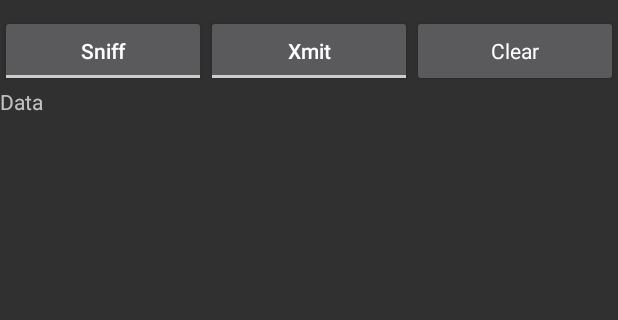
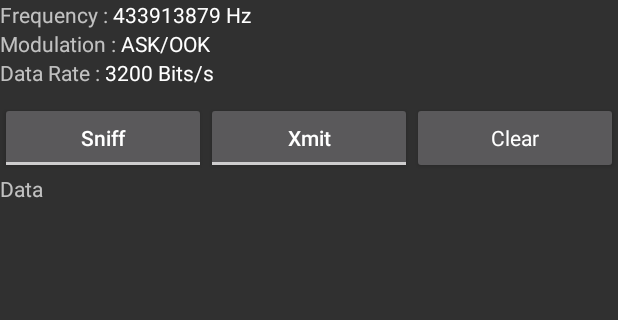
Before and after one commit to ComThings/PandwaRF, an Android app: the screen it shows after launch (MainActivity), in the side drawer, after a tap on "Rx/Tx", on a phone screen of 412 x 824 dp, the part 128-448 px from its top. Run offline under Robolectric (Android 15) with nearby library versions, the phone set to English and light mode, and no system bars; libraries missing offline, so code that uses them is left out: com.comthings.gollum, com.sdsmdg.tastytoast, no.nordicsemi.android; 1 statement that could not run was skipped.

Commit message:
RxTx Sample App: display parameters of RxTx in textviews
Signed-off-by: Mohamed Amine Bayounes <bayounes.mohamedamine@esprit.tn>

```diff
--- a/SW/Android/SampleApps/RxTx/app/src/main/java/com/comthings/pandwarf/sample/rxtx/fragment/RxTxFragment.java
+++ b/SW/Android/SampleApps/RxTx/app/src/main/java/com/comthings/pandwarf/sample/rxtx/fragment/RxTxFragment.java
@@ -1,10 +1,13 @@
 package com.comthings.pandwarf.sample.rxtx.fragment;
 
 import android.annotation.SuppressLint;
+import android.graphics.Color;
 import android.os.AsyncTask;
 import android.os.Bundle;
 import android.support.v4.app.Fragment;
+import android.text.Spannable;
 import android.text.method.ScrollingMovementMethod;
+import android.text.style.ForegroundColorSpan;
 import android.util.Log;
 import android.view.LayoutInflater;
 import android.view.MotionEvent;
@@ -34,7 +37,7 @@ public class RxTxFragment extends Fragment implements OnClickListener {
 	private static final int FRAME_LENGTH_DEFAULT_VALUE_BYTE = 52;  // 52 bytes
 	private ToggleButton button_Xmit, button_Listen;
 	private Button button_Clear_Data;
-	private static TextView dataDisplayResultTextView;
+	private static TextView dataDisplayResultTextView, frequencyTextView, modulationTextView, dataRateTextView;
 	public static RadioTask ongoingRadioTask;
 	private AsyncRadioRxTxTask mRxTxTask;
 
@@ -70,6 +73,15 @@ public class RxTxFragment extends Fragment implements OnClickListener {
 		button_Clear_Data = (Button) contentView.findViewById(R.id.clear_data_Button);
 		button_Clear_Data.setOnClickListener(this);
 
+		frequencyTextView = (TextView)contentView.findViewById(R.id.frequency);
+		appendColoredText(frequencyTextView,freq+" Hz", Color.WHITE);
+
+		modulationTextView = (TextView)contentView.findViewById(R.id.modulation);
+		appendColoredText(modulationTextView,"ASK/OOK", Color.WHITE);
+
+		dataRateTextView = (TextView)contentView.findViewById(R.id.datarate);
+		appendColoredText(dataRateTextView,drate+" Bits/s", Color.WHITE);
+
 		dataDisplayResultTextView = (TextView) contentView.findViewById(R.id.display_Result_Text);
 		dataDisplayResultTextView.setMovementMethod(new ScrollingMovementMethod());
 
@@ -84,6 +96,15 @@ public class RxTxFragment extends Fragment implements OnClickListener {
 		});
 
 		return contentView;
+	}
+
+	public static void appendColoredText(TextView textView, String text, int color) {
+		int start = textView.getText().length();
+		textView.append(text);
+		int end = textView.getText().length();
+
+		Spannable spannableText = (Spannable) textView.getText();
+		spannableText.setSpan(new ForegroundColorSpan(color), start, end, 0);
 	}
 
 	/* (non-Javadoc)
--- a/SW/Android/SampleApps/RxTx/app/src/main/res/layout/fragment_rx_tx.xml
+++ b/SW/Android/SampleApps/RxTx/app/src/main/res/layout/fragment_rx_tx.xml
@@ -18,12 +18,30 @@
             android:layout_height="wrap_content"
             android:layout_weight="1"
             android:orientation="vertical">
-
             <TextView
                 android:layout_width="wrap_content"
                 android:layout_height="wrap_content"
                 android:text="Rx/Tx radio data"
                 android:textAppearance="?android:attr/textAppearanceLarge"/>
+            <TextView
+                android:id="@+id/frequency"
+                android:layout_width="wrap_content"
+                android:layout_height="wrap_content"
+                android:text="Frequency : "
+                android:textAppearance="?android:attr/textAppearanceSmall"/>
+            <TextView
+                android:id="@+id/modulation"
+                android:layout_width="wrap_content"
+                android:layout_height="wrap_content"
+                android:text="Modulation : "
+                android:textAppearance="?android:attr/textAppearanceSmall"/>
+            <TextView
+                android:id="@+id/datarate"
+                android:layout_width="wrap_content"
+                android:layout_height="wrap_content"
+                android:text="Data Rate : "
+                android:textAppearance="?android:attr/textAppearanceSmall"/>
+
         </LinearLayout>
 
         <LinearLayout
```
